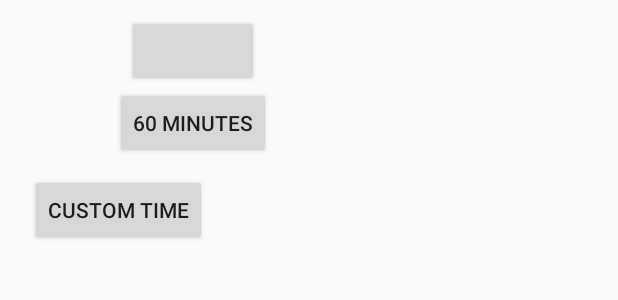
After one commit to happyruss/vipassana_android, an Android app: the layout prompt.xml on its own in the app's theme, with its tools: preview values and no code run, on a phone screen of 412 x 824 dp. The commit adds this screen. Shown: the top 300 px of the screen. Run offline under Robolectric (Android 15) with nearby library versions, the phone set to English and light mode, and no system bars.

Commit message:
adding dialogs for custom length

```diff
--- a/app/src/main/java/com/guidedmeditationtreks/vipassana/managers/VipassanaManager.java
+++ b/app/src/main/java/com/guidedmeditationtreks/vipassana/managers/VipassanaManager.java
@@ -85,6 +85,10 @@ public class VipassanaManager {
         this.user.setCustomMeditationDurationMinutes(durationMinutes);
     }
 
+    public int getDefaultDurationMinutes() {
+        return settings.getInt("savedCustomMeditationDurationMinutes", 0);
+    }
+
     public int getMinimumDuration() {
         return activeTrack.getMinimumDuration();
     }
--- /dev/null
+++ b/app/src/main/res/layout/prompt.xml
@@ -0,0 +1,46 @@
+<?xml version="1.0" encoding="utf-8"?>
+
+<LinearLayout xmlns:android="http://schemas.android.com/apk/res/android"
+    android:layout_width="wrap_content"
+    android:layout_height="wrap_content"
+    android:layout_margin="10dp"
+    android:gravity="center"
+    android:orientation="vertical">
+
+    <Button
+        android:id="@+id/btnMinimum"
+        android:layout_width="wrap_content"
+        android:layout_height="wrap_content"
+        android:text="" />
+
+    <Button
+        android:id="@+id/btnHour"
+        android:layout_width="wrap_content"
+        android:layout_height="wrap_content"
+        android:text="60 Minutes" />
+
+    <LinearLayout xmlns:android="http://schemas.android.com/apk/res/android"
+        android:layout_width="wrap_content"
+        android:layout_height="match_parent"
+        android:layout_margin="10dp"
+        android:orientation="horizontal">
+
+        <Button
+            android:id="@+id/btnCustom"
+            android:layout_width="wrap_content"
+            android:layout_height="wrap_content"
+            android:text="Custom Time" />
+
+        <TextView
+            android:id="@+id/userInput"
+            android:layout_width="150px"
+            android:layout_height="wrap_content"
+            android:inputType="text">
+
+            <requestFocus />
+        </TextView>
+
+    </LinearLayout>
+
+
+</LinearLayout>
```
Also changed, not shown: app/src/main/java/com/guidedmeditationtreks/vipassana/MainActivity.java (+81 -6 lines).
